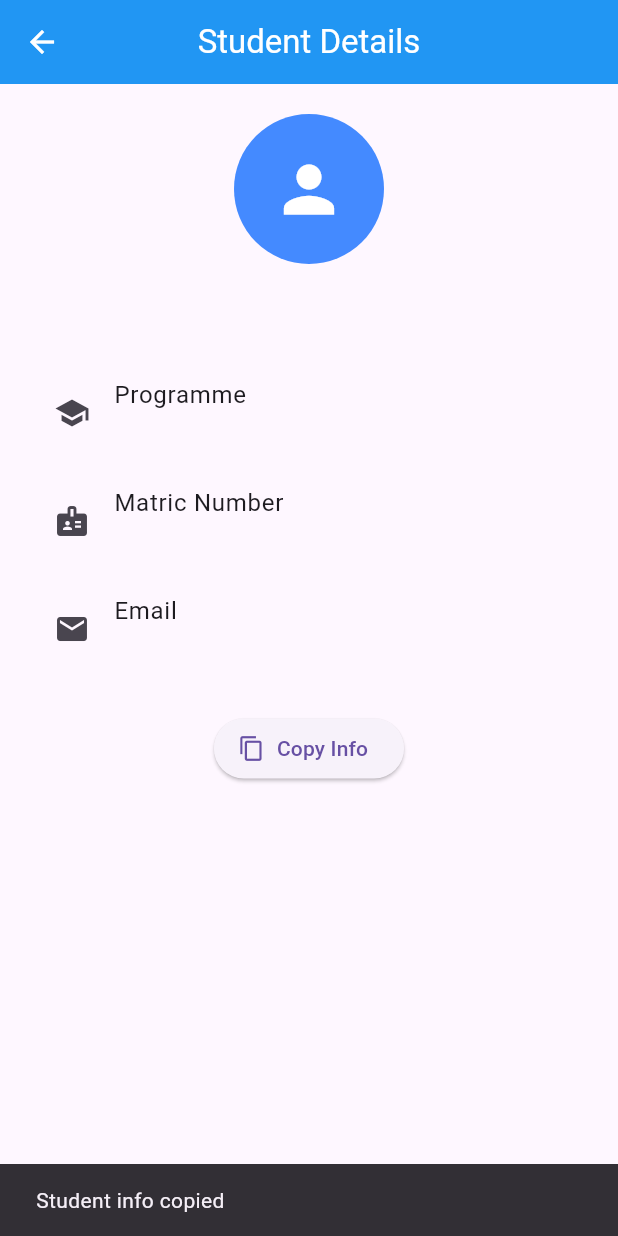
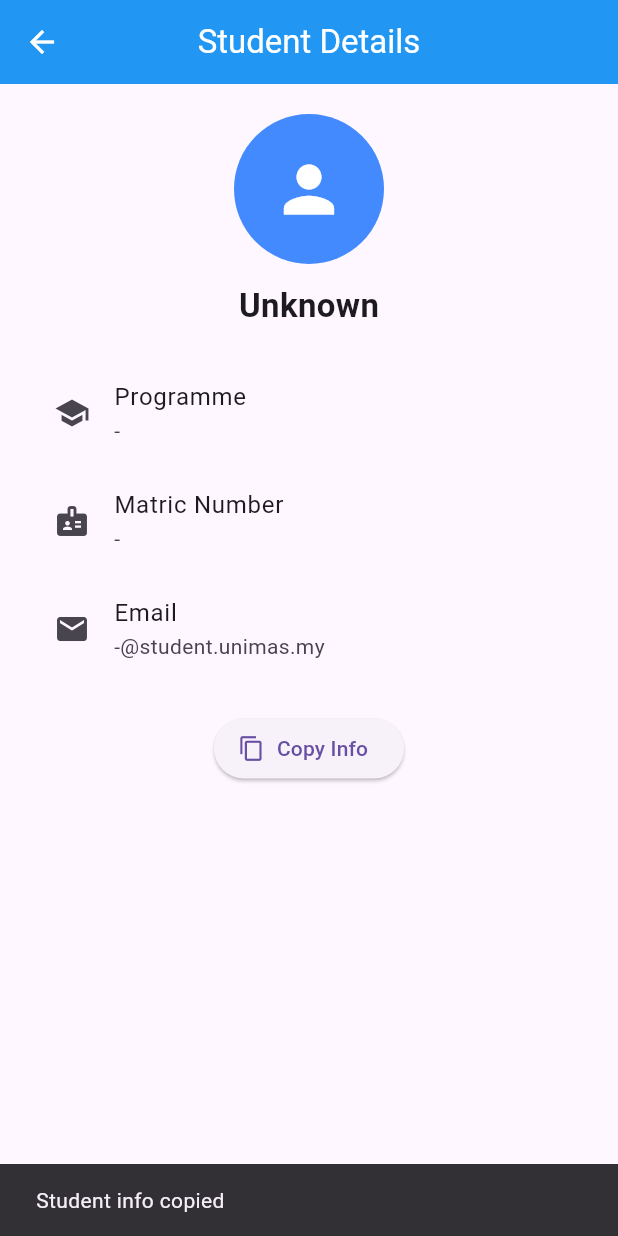
Before and after one commit to Farrysha/TMA3084-G1-T1-Lab-5, a Flutter app: the StudentDetailPage screen opened directly with empty values, after a tap on "Copy Info", on a phone screen of 412 x 824 dp. Run offline on Flutter 3.47's test engine with Material 3 defaults, Android fonts, the phone set to English and light mode, and no system bars; our stand-ins replace material_ui.

Commit message:
Update LOGAI.md and student details screen

```diff
--- a/lib/screen2_1.dart
+++ b/lib/screen2_1.dart
@@ -1,16 +1,18 @@
 import 'package:material_ui/material_ui.dart';
 import 'package:flutter/services.dart';
 
+//shows a student's details, received a Map from student list
 class StudentDetailPage extends StatelessWidget {
-  final Map student;
+  final Map<String, String> student;
 
   const StudentDetailPage({super.key, required this.student});
 
   @override
   Widget build(BuildContext context) {
-    final String name = student['name']?.toString() ?? 'Unknown';
+    final String name = student['name'] ?? 'Unknown';
     final String matricNo = student['id']?.toString() ?? '-';
     final String programme = student['programme']?.toString() ?? '-';
+    //placeholder email built from matric number
     final String email =
         student['email']?.toString() ??
         '${matricNo.toLowerCase()}@student.unimas.my';
@@ -54,7 +56,13 @@ class StudentDetailPage extends StatelessWidget {
               label: const Text('Copy Info'),
               onPressed: () async {
                 await Clipboard.setData(
-                  ClipboardData(text: '$name\n$matricNo\n$programme\n$email'),
+                  ClipboardData(
+                    text:
+                        'Name: $name\n'
+                        'Matric No: $matricNo\n'
+                        'Programme: $programme\n'
+                        'Email: $email',
+                  ),
                 );
                 if (!context.mounted) return;
                 ScaffoldMessenger.of(context).showSnackBar(
@@ -69,7 +77,7 @@ class StudentDetailPage extends StatelessWidget {
   }
 }
 
-//stateless widget
+//a single row showing an icon, a title and a selectable value
 class _DetailTile extends StatelessWidget {
   const _DetailTile({
     required this.icon,
@@ -86,6 +94,7 @@ class _DetailTile extends StatelessWidget {
     return ListTile(
       leading: Icon(icon),
       title: Text(title),
+      //lets user select and copy the value
       subtitle: SelectableText(value),
     );
   }
```
Also changed, not shown: 1 other file.
